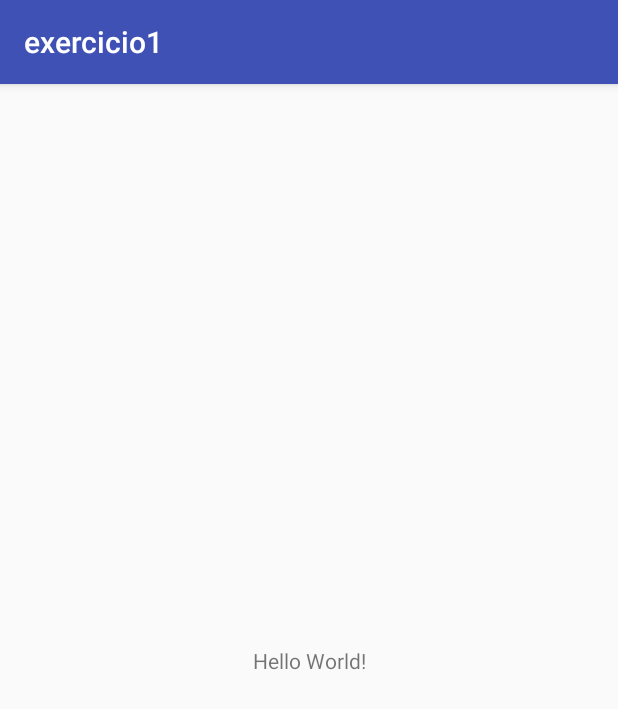
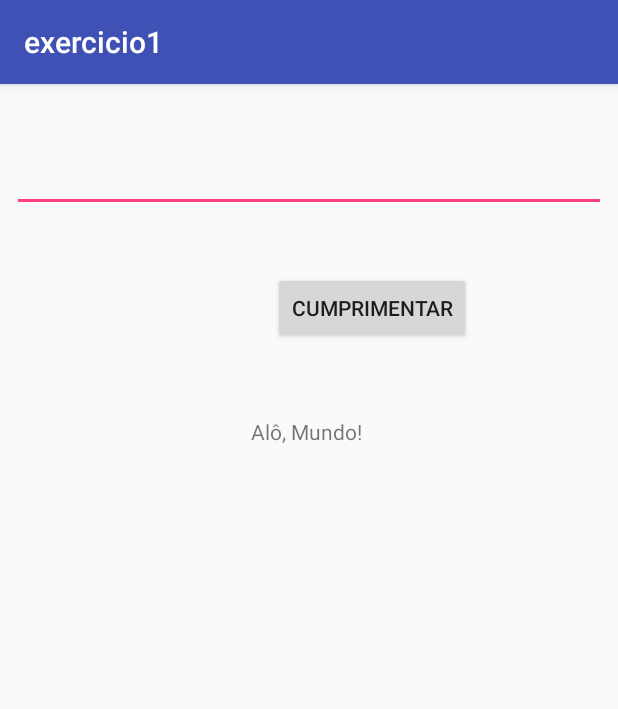
Before and after one commit to matc89-20192/android-ex1-taniacristina, an Android app: the screen it shows after launch (MainActivity), on a phone screen of 412 x 824 dp. Shown: the top 709 px of the screen. Run offline under Robolectric (Android 15) with nearby library versions, the phone set to English and light mode, and no system bars.

Commit message:
Adicionando elementos a Activity, função do botão e funções para restaurar o contexto quando a tela for rotacionada

```diff
--- a/app/src/main/java/matc89/exercicio1/MainActivity.java
+++ b/app/src/main/java/matc89/exercicio1/MainActivity.java
@@ -2,12 +2,59 @@ package matc89.exercicio1;
 
 import android.support.v7.app.AppCompatActivity;
 import android.os.Bundle;
+import android.util.Log;
+import android.view.View;
+import android.widget.Button;
+import android.widget.EditText;
+import android.widget.TextView;
 
 public class MainActivity extends AppCompatActivity {
+
+    // Criando variveis para textView, Button e EditText
+    private TextView mensagem;
+    private Button button;
+    private EditText editText;
 
     @Override
     protected void onCreate(Bundle savedInstanceState) {
         super.onCreate(savedInstanceState);
         setContentView(R.layout.activity_main);
+
+        // Recebendo os elementos do layout
+        button = (Button)findViewById(R.id.btnCumprimentar);
+        mensagem = (TextView)findViewById(R.id.labelMensagem);
+        editText = (EditText)findViewById(R.id.editNome);
+
+        Log.i("ABCD","oncreate");
     }
+
+    // Função click do botão
+    public void clicou(View v) {
+        // Recebendo o texto digitado e setando no EditText
+        String textoDigitado = editText.getText().toString();
+        mensagem.setText("Alô, " + textoDigitado + "!");
+
+        Log.i("ABCD","clicou");
+    }
+
+    // Salvando valor do texto digitado
+    @Override
+    protected void onSaveInstanceState(Bundle outState) {
+        super.onSaveInstanceState(outState);
+        outState.putString("meutexto", mensagem.getText().toString());
+        Log.i("ABCD", "onSaveInstanceState");
+    }
+
+    // Restaurando valor do texto digitado
+    @Override
+    protected void onRestoreInstanceState(Bundle savedInstanceState) {
+        super.onRestoreInstanceState(savedInstanceState);
+
+        String meutexto = savedInstanceState.getString("meutexto");
+        mensagem.setText(meutexto);
+
+        Log.i("ABCD", "onRestoreInstanceState");
+    }
+
+
 }
--- a/app/src/main/res/layout/activity_main.xml
+++ b/app/src/main/res/layout/activity_main.xml
@@ -3,11 +3,57 @@
     xmlns:android="http://schemas.android.com/apk/res/android"
     xmlns:app="http://schemas.android.com/apk/res-auto"
     xmlns:tools="http://schemas.android.com/tools" android:layout_width="match_parent"
-    android:layout_height="match_parent" tools:context="matc89.exercicio1.MainActivity">
+    android:layout_height="match_parent" tools:context="matc89.exercicio1.MainActivity"
+    tools:layout_editor_absoluteY="81dp"
+    tools:layout_editor_absoluteX="0dp">
 
-    <TextView android:layout_width="wrap_content" android:layout_height="wrap_content"
-        android:text="Hello World!" app:layout_constraintBottom_toBottomOf="parent"
-        app:layout_constraintLeft_toLeftOf="parent" app:layout_constraintRight_toRightOf="parent"
-        app:layout_constraintTop_toTopOf="parent" />
+    <EditText
+        android:id="@+id/editNome"
+        android:layout_width="0dp"
+        android:layout_height="wrap_content"
+        android:inputType="text"
+        android:layout_marginStart="8dp"
+        android:layout_marginEnd="8dp"
+        android:layout_marginRight="8dp"
+        app:layout_constraintRight_toRightOf="parent"
+        android:layout_marginLeft="8dp"
+        app:layout_constraintLeft_toLeftOf="parent"
+        app:layout_constraintTop_toTopOf="parent"
+        android:layout_marginTop="8dp"
+        android:layout_marginBottom="8dp"
+        app:layout_constraintBottom_toTopOf="@+id/btnCumprimentar" />
+
+    <Button
+        android:id="@+id/btnCumprimentar"
+        android:layout_width="wrap_content"
+        android:layout_height="wrap_content"
+        android:layout_marginStart="105dp"
+        android:onClick="clicou"
+        android:text="Cumprimentar"
+        tools:text="Cumprimentar"
+        android:layout_marginRight="8dp"
+        app:layout_constraintRight_toRightOf="parent"
+        android:layout_marginLeft="8dp"
+        app:layout_constraintLeft_toLeftOf="parent"
+        app:layout_constraintHorizontal_bias="0.459"
+        app:layout_constraintTop_toTopOf="parent"
+        android:layout_marginTop="125dp" />
+
+    <TextView
+        android:id="@+id/labelMensagem"
+        android:layout_width="wrap_content"
+        android:layout_height="wrap_content"
+        android:layout_marginStart="25dp"
+        android:text="Alô, Mundo!"
+        android:layout_marginTop="19dp"
+        app:layout_constraintTop_toBottomOf="@+id/btnCumprimentar"
+        android:layout_marginRight="8dp"
+        app:layout_constraintRight_toRightOf="parent"
+        android:layout_marginLeft="8dp"
+        app:layout_constraintLeft_toLeftOf="parent"
+        app:layout_constraintHorizontal_bias="0.465"
+        app:layout_constraintBottom_toBottomOf="parent"
+        android:layout_marginBottom="8dp"
+        app:layout_constraintVertical_bias="0.054" />
 
 </android.support.constraint.ConstraintLayout>
```
